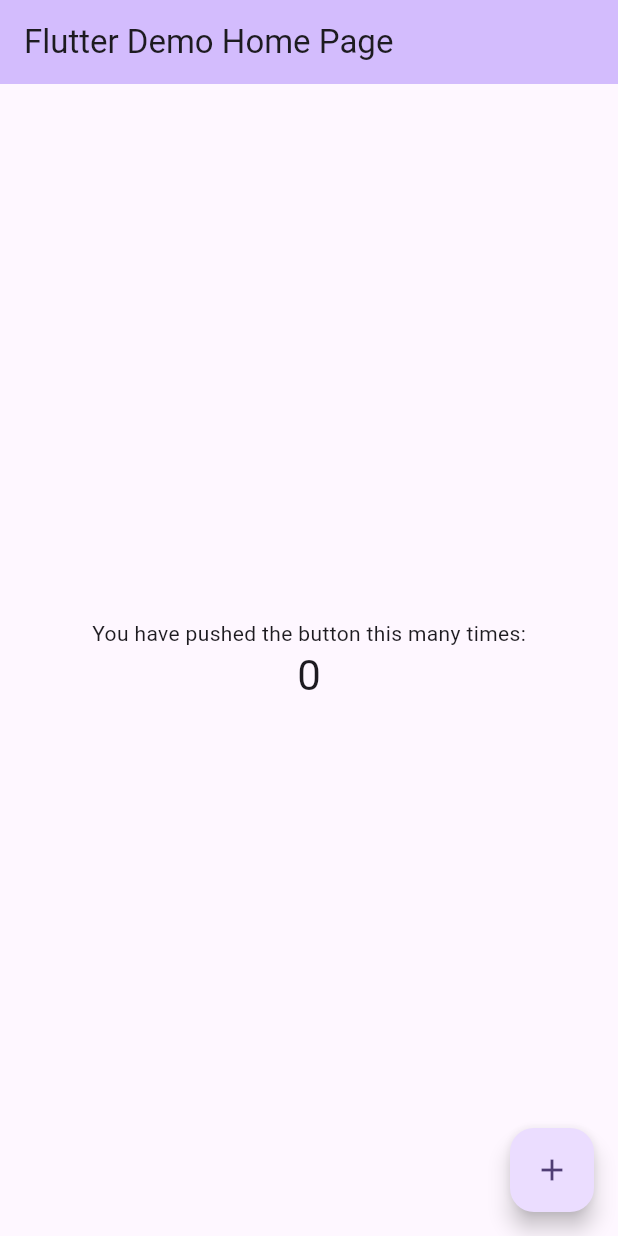
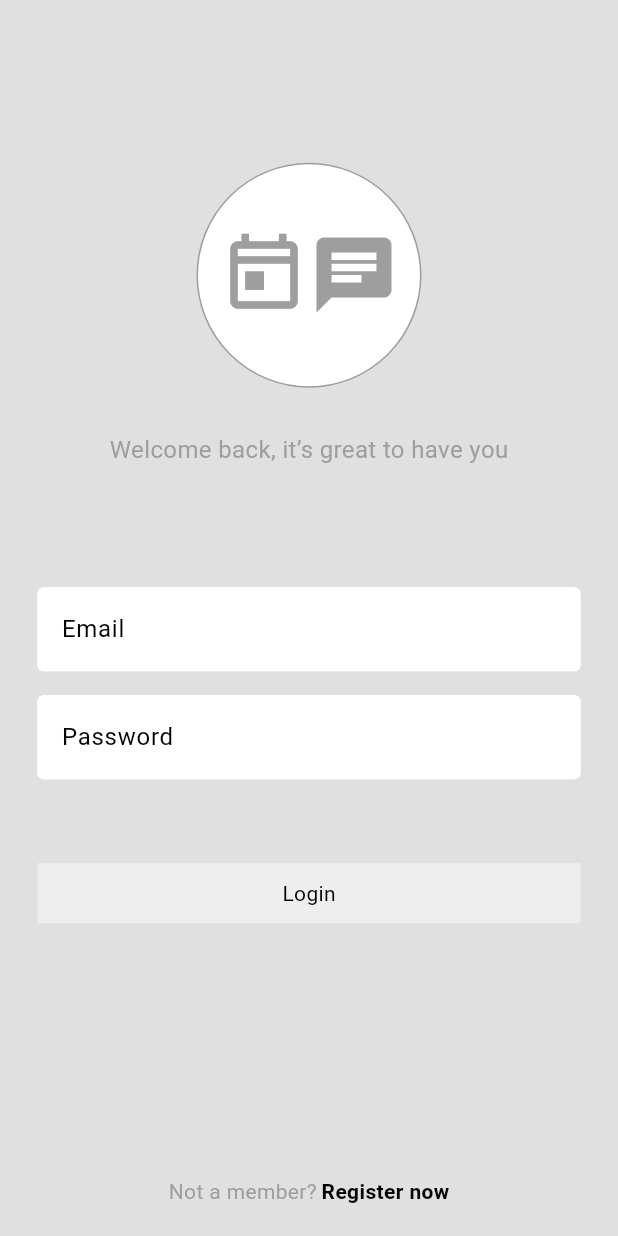
Before and after one commit to Teklehaymanot-G/todo-with-chat-app, a Flutter app: the screen it shows after launch, on a phone screen of 412 x 824 dp. Run offline on Flutter 3.47's test engine with Material 3 defaults, Android fonts, the phone set to English and light mode, and no system bars.

Commit message:
login and register ui switch

```diff
--- /dev/null
+++ b/lib/auth/login_or_register.dart
@@ -0,0 +1,26 @@
+import 'package:flutter/material.dart';
+import 'package:todo_with_chat_app/pages/login_page.dart';
+import 'package:todo_with_chat_app/pages/register_page.dart';
+
+class LoginOrRegister extends StatefulWidget {
+  const LoginOrRegister({super.key});
+
+  @override
+  State<LoginOrRegister> createState() => _LoginOrRegisterState();
+}
+
+class _LoginOrRegisterState extends State<LoginOrRegister> {
+
+  bool showLoginPage = true;
+
+  void togglePages(){
+    setState(() {
+      showLoginPage = !showLoginPage;
+    });
+  }
+
+  @override
+  Widget build(BuildContext context) {
+    return showLoginPage ? LoginPage(onTap: togglePages) : RegisterPage(onTap: togglePages);
+  }
+}
--- /dev/null
+++ b/lib/components/my_button.dart
@@ -0,0 +1,25 @@
+import 'package:flutter/material.dart';
+
+class MyButton extends StatelessWidget {
+  final String label;
+  final void Function()? onTap;
+
+  const MyButton({super.key, required this.label, required this.onTap});
+
+  @override
+  Widget build(BuildContext context) {
+    return GestureDetector(
+      onTap: onTap,
+      child: Container(
+        decoration:
+            BoxDecoration(color: Theme.of(context).colorScheme.secondary),
+        padding: const EdgeInsets.symmetric(
+          vertical: 10,
+        ),
+        child: Center(
+          child: Text(label),
+        ),
+      ),
+    );
+  }
+}
--- /dev/null
+++ b/lib/components/my_textfield.dart
@@ -0,0 +1,31 @@
+import 'package:flutter/material.dart';
+
+class MyTextField extends StatelessWidget {
+  final String labelText, hintText;
+  final bool obscureText;
+  final TextEditingController controller;
+  const MyTextField({super.key, this.labelText = "", this.hintText = "", this.obscureText = false, required this.controller});
+
+  @override
+  Widget build(BuildContext context) {
+    return Padding(
+        padding: const EdgeInsets.symmetric(horizontal: 25.0),
+        child: TextField(
+          controller: controller,
+          decoration: InputDecoration(
+            enabledBorder: OutlineInputBorder(
+                borderSide:
+                    BorderSide(color: Theme.of(context).colorScheme.tertiary)),
+            focusedBorder: OutlineInputBorder(
+                borderSide:
+                    BorderSide(color: Theme.of(context).colorScheme.primary)),
+            fillColor: Theme.of(context).colorScheme.tertiary,
+            filled: true,
+            labelText: labelText,
+            hintText: hintText,
+            hintStyle: TextStyle(color: Theme.of(context).colorScheme.primary)
+          ),
+          obscureText: obscureText,
+        ));
+  }
+}
--- a/lib/main.dart
+++ b/lib/main.dart
@@ -1,4 +1,9 @@
 import 'package:flutter/material.dart';
+import 'package:todo_with_chat_app/auth/login_or_register.dart';
+import 'package:todo_with_chat_app/pages/login_page.dart';
+import 'package:todo_with_chat_app/pages/register_page.dart';
+import 'package:todo_with_chat_app/themes/light_mode.dart';
+
 
 void main() {
   runApp(const MyApp());
@@ -7,119 +12,12 @@
 class MyApp extends StatelessWidget {
   const MyApp({super.key});
 
-  // This widget is the root of your application.
   @override
   Widget build(BuildContext context) {
     return MaterialApp(
-      title: 'Flutter Demo',
-      theme: ThemeData(
-        // This is the theme of your application.
-        //
-        // TRY THIS: Try running your application with "flutter run". You'll see
-        // the application has a purple toolbar. Then, without quitting the app,
-        // try changing the seedColor in the colorScheme below to Colors.green
-        // and then invoke "hot reload" (save your changes or press the "hot
-        // reload" button in a Flutter-supported IDE, or press "r" if you used
-        // the command line to start the app).
-        //
-        // Notice that the counter didn't reset back to zero; the application
-        // state is not lost during the reload. To reset the state, use hot
-        // restart instead.
-        //
-        // This works for code too, not just values: Most code changes can be
-        // tested with just a hot reload.
-        colorScheme: ColorScheme.fromSeed(seedColor: Colors.deepPurple),
-        useMaterial3: true,
-      ),
-      home: const MyHomePage(title: 'Flutter Demo Home Page'),
+      debugShowCheckedModeBanner: false,
+      home: const LoginOrRegister(),
+      theme: lightMode,
     );
   }
 }
-
-class MyHomePage extends StatefulWidget {
-  const MyHomePage({super.key, required this.title});
-
-  // This widget is the home page of your application. It is stateful, meaning
-  // that it has a State object (defined below) that contains fields that affect
-  // how it looks.
-
-  // This class is the configuration for the state. It holds the values (in this
-  // case the title) provided by the parent (in this case the App widget) and
-  // used by the build method of the State. Fields in a Widget subclass are
-  // always marked "final".
-
-  final String title;
-
-  @override
-  State<MyHomePage> createState() => _MyHomePageState();
-}
-
-class _MyHomePageState extends State<MyHomePage> {
-  int _counter = 0;
-
-  void _incrementCounter() {
-    setState(() {
-      // This call to setState tells the Flutter framework that something has
-      // changed in this State, which causes it to rerun the build method below
-      // so that the display can reflect the updated values. If we changed
-      // _counter without calling setState(), then the build method would not be
-      // called again, and so nothing would appear to happen.
-      _counter++;
-    });
-  }
-
-  @override
-  Widget build(BuildContext context) {
-    // This method is rerun every time setState is called, for instance as done
-    // by the _incrementCounter method above.
-    //
-    // The Flutter framework has been optimized to make rerunning build methods
-    // fast, so that you can just rebuild anything that needs updating rather
-    // than having to individually change instances of widgets.
-    return Scaffold(
-      appBar: AppBar(
-        // TRY THIS: Try changing the color here to a specific color (to
-        // Colors.amber, perhaps?) and trigger a hot reload to see the AppBar
-        // change color while the other colors stay the same.
-        backgroundColor: Theme.of(context).colorScheme.inversePrimary,
-        // Here we take the value from the MyHomePage object that was created by
-        // the App.build method, and use it to set our appbar title.
-        title: Text(widget.title),
-      ),
-      body: Center(
-        // Center is a layout widget. It takes a single child and positions it
-        // in the middle of the parent.
-        child: Column(
-          // Column is also a layout widget. It takes a list of children and
-          // arranges them vertically. By default, it sizes itself to fit its
-          // children horizontally, and tries to be as tall as its parent.
-          //
-          // Column has various properties to control how it sizes itself and
-          // how it positions its children. Here we use mainAxisAlignment to
-          // center the children vertically; the main axis here is the vertical
-          // axis because Columns are vertical (the cross axis would be
-          // horizontal).
-          //
-          // TRY THIS: Invoke "debug painting" (choose the "Toggle Debug Paint"
-          // action in the IDE, or press "p" in the console), to see the
-          // wireframe for each widget.
-          mainAxisAlignment: MainAxisAlignment.center,
-          children: <Widget>[
-            const Text(
-              'You have pushed the button this many times:',
-            ),
-            Text(
-              '$_counter',
-              style: Theme.of(context).textTheme.headlineMedium,
-            ),
-          ],
-        ),
-      ),
-      floatingActionButton: FloatingActionButton(
-        onPressed: _incrementCounter,
-        tooltip: 'Increment',
-        child: const Icon(Icons.add),
-      ), // This trailing comma makes auto-formatting nicer for build methods.
-    );
-  }
-}
--- /dev/null
+++ b/lib/pages/login_page.dart
@@ -0,0 +1,117 @@
+import 'package:flutter/material.dart';
+import 'package:todo_with_chat_app/components/my_button.dart';
+import 'package:todo_with_chat_app/components/my_textfield.dart';
+
+class LoginPage extends StatelessWidget {
+  final void Function()? onTap;
+  const LoginPage({super.key, required this.onTap});
+
+  @override
+  Widget build(BuildContext context) {
+    TextEditingController _emailController = TextEditingController();
+    TextEditingController _passwordController = TextEditingController();
+
+    void loginFun() {}
+
+
+    return Scaffold(
+      backgroundColor: Theme.of(context).colorScheme.background,
+      body: Column(
+        mainAxisAlignment: MainAxisAlignment.spaceBetween,
+        children: [
+          Expanded(
+            flex: 1,
+            child: Column(
+              mainAxisAlignment: MainAxisAlignment.center,
+              children: [
+                Center(
+                  child: Container(
+                    height: 150,
+                    width: 150,
+                    decoration: BoxDecoration(
+                      color: Colors.white,
+                      border: Border.all(
+                        color: Theme.of(context).colorScheme.primary,
+                        width: 1.0,
+                      ),
+                      borderRadius: BorderRadius.circular(75.0),
+                    ),
+                    child: Row(
+                      mainAxisSize: MainAxisSize.min,
+                      mainAxisAlignment: MainAxisAlignment.center,
+                      children: [
+                        Icon(
+                          Icons.today_outlined,
+                          size: 60,
+                          color: Theme.of(context).colorScheme.primary,
+                        ),
+                        Icon(
+                          Icons.chat,
+                          size: 60,
+                          color: Theme.of(context).colorScheme.primary,
+                        ),
+                      ],
+                    ),
+                  ),
+                ),
+                const SizedBox(
+                  height: 30,
+                ),
+                Text(
+                  "Welcome back, it’s great to have you",
+                  style: TextStyle(
+                    color: Theme.of(context).colorScheme.primary,
+                    fontSize: 16,
+                  ),
+                ),
+                const SizedBox(
+                  height: 80,
+                ),
+                MyTextField(labelText: "Email", controller: _emailController),
+                const SizedBox(
+                  height: 16,
+                ),
+                MyTextField(
+                    labelText: "Password",
+                    controller: _passwordController,
+                    obscureText: true),
+                const SizedBox(
+                  height: 16,
+                ),
+                Padding(
+                  padding:
+                      const EdgeInsets.symmetric(vertical: 40, horizontal: 25),
+                  child: MyButton(
+                    label: "Login",
+                    onTap: loginFun,
+                  ),
+                )
+              ],
+            ),
+          ),
+          Padding(
+            padding: const EdgeInsets.symmetric(vertical: 20),
+            child: Row(
+              mainAxisAlignment: MainAxisAlignment.center,
+              children: [
+                Text(
+                  "Not a member?",
+                  style:
+                      TextStyle(color: Theme.of(context).colorScheme.primary),
+                ),
+                const SizedBox(width: 3),
+                GestureDetector(
+                  onTap: onTap,
+                  child: const Text(
+                    "Register now",
+                    style: TextStyle(fontWeight: FontWeight.bold),
+                  ),
+                )
+              ],
+            ),
+          )
+        ],
+      ),
+    );
+  }
+}
--- /dev/null
+++ b/lib/themes/light_mode.dart
@@ -0,0 +1,11 @@
+import 'package:flutter/material.dart';
+
+ThemeData lightMode = ThemeData(
+  colorScheme: ColorScheme.light (
+    background: Colors.grey.shade300,
+    primary: Colors.grey.shade500,
+    secondary: Colors.grey.shade200,
+    tertiary: Colors.white,
+    inversePrimary: Colors.grey.shade900
+  )
+);
```
Also changed, not shown: lib/pages/register_page.dart (added, +125 -0 lines).
